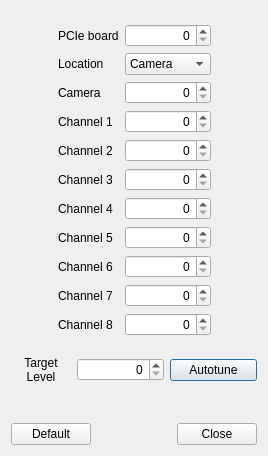
First picture: the form in escam/dialogdac.ui, repository Entwicklungsburo-Stresing/EBST_CAM, before the edit.
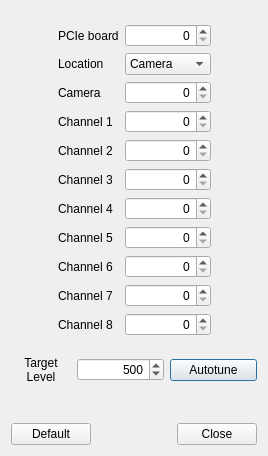
Second picture: the form after the edit.

Commit message: Change default of autotune level to 500

```diff
--- a/escam/dialogdac.ui
+++ b/escam/dialogdac.ui
@@ -294,6 +294,9 @@
        <property name="maximum">
         <number>16383</number>
        </property>
+       <property name="value">
+        <number>500</number>
+       </property>
       </widget>
      </item>
      <item>
```
